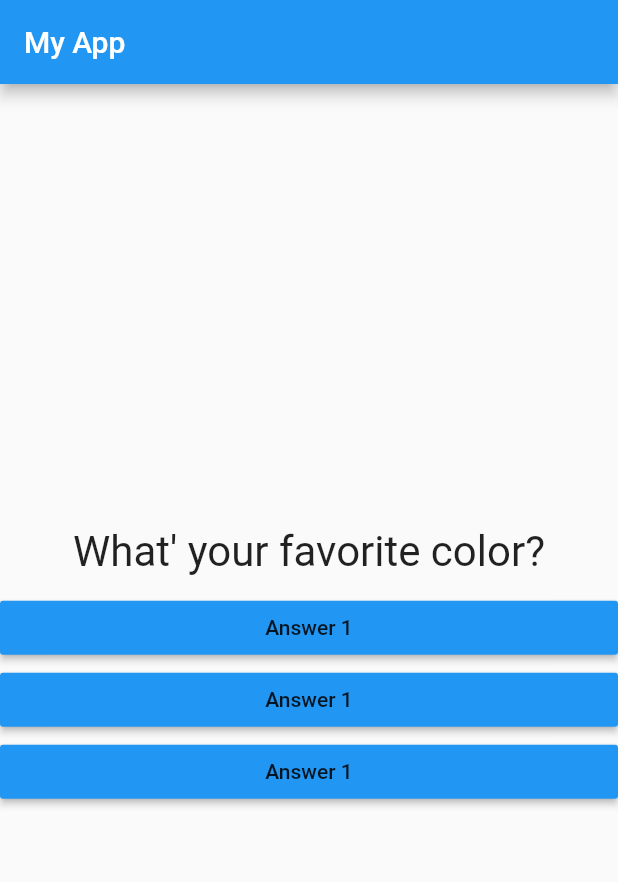
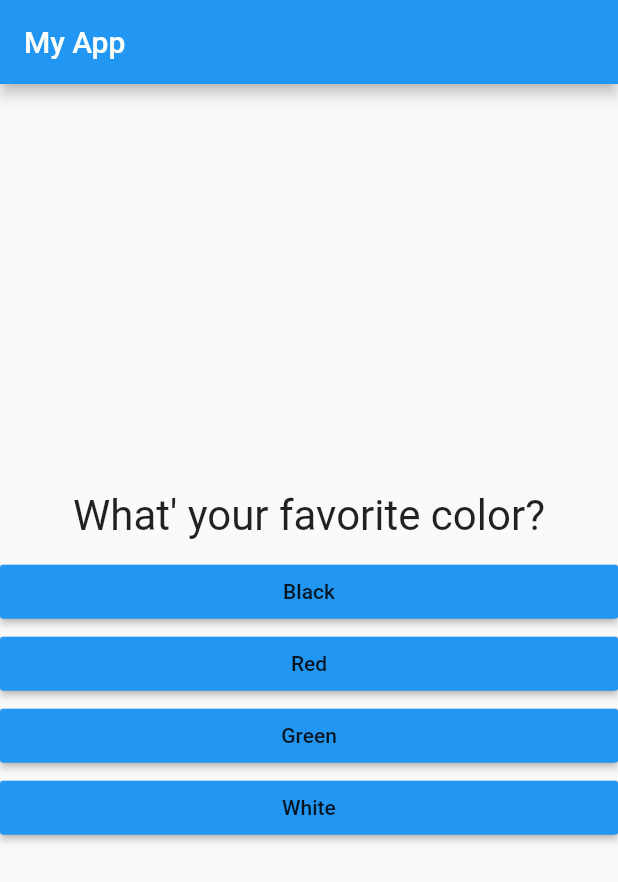
Before and after one commit to chetan882777/flutter-widget-practice, a Flutter app: the screen it shows after launch, on a phone screen of 412 x 824 dp. Shown: the top 882 px of the screen. Run offline on Flutter 3.47's test engine with Material 2 defaults, Android fonts, the phone set to English and light mode, and no system bars.

Commit message:
add dynamic answers to questions

```diff
--- a/lib/answer.dart
+++ b/lib/answer.dart
@@ -3,8 +3,9 @@ import 'package:flutter/material.dart';
 class Answer extends StatelessWidget {
 
   final Function handler;
+  final String answer;
 
-  Answer(this.handler);
+  Answer(this.handler, this.answer);
 
   @override
   Widget build(BuildContext context) {
@@ -12,7 +13,7 @@ class Answer extends StatelessWidget {
       width: double.infinity,
       child: RaisedButton(
         color: Colors.blue,
-        child: Text("Answer 1"),
+        child: Text(answer),
         onPressed: handler,
       ),
     );
--- a/lib/main.dart
+++ b/lib/main.dart
@@ -12,7 +12,6 @@ class MyApp extends StatefulWidget {
 }
 
 class _MyAppState extends State<MyApp> {
-
   var _questionIndex = 0;
 
   void _answerQuestion() {
@@ -25,8 +24,18 @@ class _MyAppState extends State<MyApp> {
   @override
   Widget build(BuildContext context) {
     var questions = [
-      'What\' your favorite color?',
-      'What\' your favorite animal?'
+      {
+        'questionText': 'What\' your favorite color?',
+        'answers': ['Black', 'Red', 'Green', 'White']
+      },
+      {
+        'questionText': 'What\' your favorite animal?',
+        'answers': ['Rabbit', 'Snake', 'Elephant', 'Lion']
+      },
+      {
+        'questionText': 'What\' your favorite instructor?',
+        'answers': ['Chetan', 'Chetan', 'Chetan', 'Chetan']
+      },
     ];
     return MaterialApp(
       title: 'Flutter Demo',
@@ -38,10 +47,10 @@ class _MyAppState extends State<MyApp> {
             child: Column(
           mainAxisAlignment: MainAxisAlignment.center,
           children: [
-            Question(questions[_questionIndex]),
-            Answer(_answerQuestion),
-            Answer(_answerQuestion),
-            Answer(_answerQuestion),
+            Question(questions[_questionIndex]['questionText']),
+            ...(questions[_questionIndex]['answers'] as List<String>)
+                .map((answer) => Answer(_answerQuestion, answer))
+                .toList(),
           ],
         )),
       ),
```
